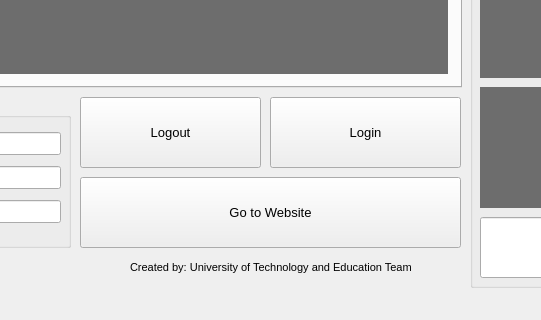
Before: the Qt Designer form ui/main.ui in leonardin999/Smart-Parking-System, drawn with Qt 5; both pictures show x 860 to 1401 and y 453 to 773 of the 1537 by 773 pixel window.
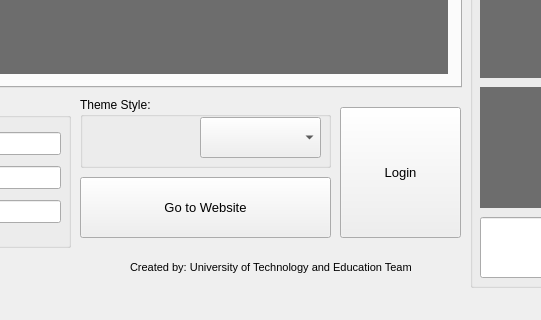
After: the same form once the commit is applied. The open tabs and pages were chosen to show the change.

Patch:
```diff
--- a/ui/main.ui
+++ b/ui/main.ui
@@ -1072,10 +1072,10 @@
    <widget class="QPushButton" name="pushButton_3">
     <property name="geometry">
      <rect>
-      <x>1130</x>
-      <y>550</y>
-      <width>191</width>
-      <height>71</height>
+      <x>1200</x>
+      <y>560</y>
+      <width>121</width>
+      <height>131</height>
      </rect>
     </property>
     <property name="font">
@@ -1159,31 +1159,13 @@
      </layout>
     </widget>
    </widget>
-   <widget class="QPushButton" name="pushButton_4">
-    <property name="geometry">
-     <rect>
-      <x>940</x>
-      <y>550</y>
-      <width>181</width>
-      <height>71</height>
-     </rect>
-    </property>
-    <property name="font">
-     <font>
-      <pointsize>10</pointsize>
-     </font>
-    </property>
-    <property name="text">
-     <string>Logout</string>
-    </property>
-   </widget>
    <widget class="QPushButton" name="pushButton_5">
     <property name="geometry">
      <rect>
       <x>940</x>
       <y>630</y>
-      <width>381</width>
-      <height>71</height>
+      <width>251</width>
+      <height>61</height>
      </rect>
     </property>
     <property name="font">
@@ -1195,6 +1177,29 @@
      <string>Go to Website</string>
     </property>
    </widget>
+   <widget class="QGroupBox" name="groupBox_13">
+    <property name="geometry">
+     <rect>
+      <x>940</x>
+      <y>550</y>
+      <width>251</width>
+      <height>71</height>
+     </rect>
+    </property>
+    <property name="title">
+     <string>Theme Style:</string>
+    </property>
+    <widget class="QComboBox" name="style_box">
+     <property name="geometry">
+      <rect>
+       <x>120</x>
+       <y>20</y>
+       <width>121</width>
+       <height>41</height>
+      </rect>
+     </property>
+    </widget>
+   </widget>
   </widget>
   <widget class="QStatusBar" name="statusbar">
    <property name="sizeGripEnabled">
```
Left out of the diff: 4 changed lines with no effect on the pictures.
